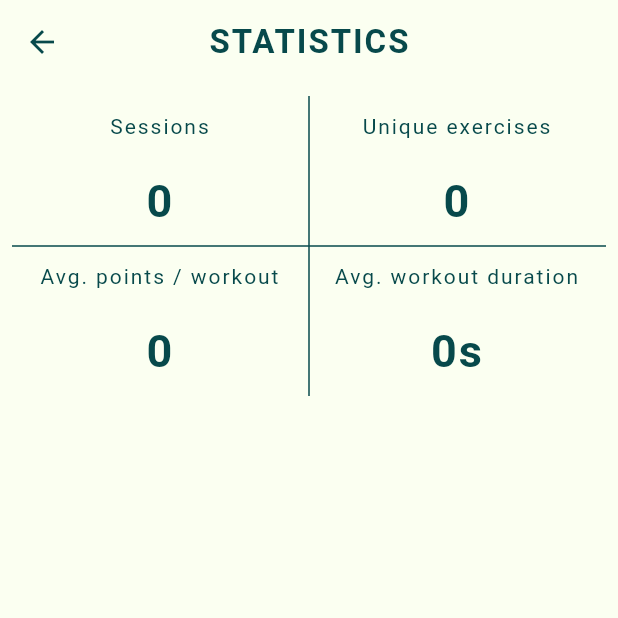
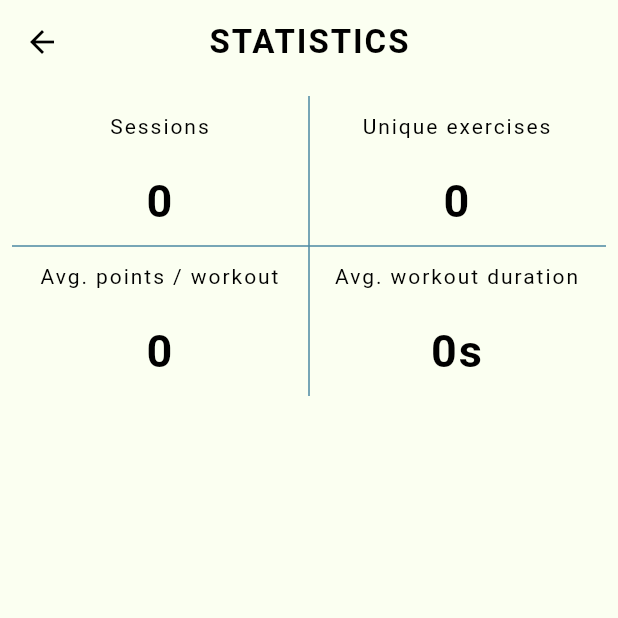
Before and after one commit to djock/fit-cards, a Flutter app: the AppScreen screen opened directly, after a tap on "Statistics", on a phone screen of 412 x 824 dp, the top half of it. Run offline on Flutter 3.47's test engine with Material 2 defaults, Android fonts, the phone set to English and light mode, and no system bars; our stand-ins replace assets_audio_player, confetti, firebase_auth, firebase_core, firebase_database, flutter_slidable and 7 more; accounts and stored records are empty; generated files the repository leaves out were written again; network calls fail; statements that could not run were skipped.

Commit message:
UI changes

```diff
--- a/lib/handlers/app_theme.dart
+++ b/lib/handlers/app_theme.dart
@@ -44,7 +44,7 @@ ThemeData appThemeLight() => ThemeData(
 
 class AppTheme {
   static TextStyle appBarStyle() {
-    return _textStyle(22, FontWeight.bold, Theme.of(Get.context).accentColor);
+    return _textStyle(22, FontWeight.bold, dynamicColor());
   }
 
   static TextStyle textWhiteBold24() {
@@ -53,27 +53,23 @@ class AppTheme {
   }
 
   static TextStyle textAccentNormal15() {
-    return _textStyle(15, FontWeight.normal, Theme.of(Get.context).accentColor);
+    return _textStyle(15, FontWeight.normal, dynamicColor());
   }
 
   static TextStyle textAccentBold15() {
-    return _textStyle(15, FontWeight.bold, Theme.of(Get.context).accentColor);
+    return _textStyle(15, FontWeight.bold, dynamicColor());
   }
 
   static TextStyle textAccentBold30() {
-    return _textStyle(30, FontWeight.bold, Theme.of(Get.context).accentColor);
+    return _textStyle(30, FontWeight.bold, dynamicColor());
   }
 
   static TextStyle customAccentText(FontWeight fontWeight, double fontSize) {
-    return _textStyle(fontSize, fontWeight, Theme.of(Get.context).accentColor);
+    return _textStyle(fontSize, fontWeight, dynamicColor());
   }
 
   static TextStyle customDarkText(FontWeight fontWeight, double fontSize) {
     return _textStyle(fontSize, fontWeight, AppColors.canvasColorDark);
-  }
-
-  static Color dynamicColor() {
-    return Theme.of(Get.context).accentColor;
   }
 
   static TextStyle _textStyle(
@@ -105,4 +101,7 @@ class AppTheme {
   static Color countDownTimerColor() => Theme.of(Get.context)
       .primaryColorDark
       .withOpacity(Get.isDarkMode ? 0.6 : 0.85);
+
+  static Color dynamicColor() =>
+      Get.isDarkMode ? AppColors.colorWhite : Colors.black;
 }
--- a/lib/screens/app_screen.dart
+++ b/lib/screens/app_screen.dart
@@ -1,7 +1,7 @@
 import 'package:fitcards/handlers/app_state_handler.dart';
+import 'package:fitcards/handlers/app_theme.dart';
 import 'package:fitcards/screens/home_screen.dart';
 import 'package:fitcards/screens/settings_screen.dart';
-import 'package:fitcards/screens/stats_screen.dart';
 import 'package:fitcards/screens/workout_screens/workout_screen.dart';
 import 'package:fitcards/screens/workout_screens/workout_tabata_screen.dart';
 import 'package:fitcards/utilities/app_colors.dart';
@@ -69,7 +69,7 @@ class _AppScreenState extends State<AppScreen> {
             body: _screens.elementAt(_selectedIndex),
             bottomNavigationBar: _navigationDrawer,
             floatingActionButton: FloatingActionButton(
-                backgroundColor: AppColors.inactiveGrey,
+                backgroundColor: Theme.of(Get.context).accentColor,
                 child: FaIcon(
                   FontAwesomeIcons.running,
                   color: Theme.of(Get.context).canvasColor,
@@ -86,6 +86,7 @@ class _AppScreenState extends State<AppScreen> {
   Widget get _navigationDrawer {
     return Container(
       child: BottomAppBar(
+
           color: Theme.of(Get.context).canvasColor,
           elevation: 15,
           shape: CircularNotchedRectangle(),
@@ -98,7 +99,7 @@ class _AppScreenState extends State<AppScreen> {
                   icon: FaIcon(
                     FontAwesomeIcons.chartBar,
                     color: _selectedIndex == 0
-                        ? Theme.of(Get.context).accentColor
+                        ? AppTheme.dynamicColor()
                         : AppColors.inactiveGrey,
                   ),
                   onPressed: () {
@@ -111,7 +112,7 @@ class _AppScreenState extends State<AppScreen> {
                 child: IconButton(
                   icon: FaIcon(FontAwesomeIcons.cog,
                       color: _selectedIndex == 1
-                          ? Theme.of(Get.context).accentColor
+                          ? AppTheme.dynamicColor()
                           : AppColors.inactiveGrey),
                   onPressed: () {
                     _onItemTapped(1);
--- a/lib/screens/home_screen.dart
+++ b/lib/screens/home_screen.dart
@@ -33,7 +33,7 @@ class _HomeScreenState extends State<HomeScreen> {
   Widget _buildHeader() {
     return Container(
       decoration: BoxDecoration(
-          color: Theme.of(Get.context).canvasColor,
+        color: Colors.grey.withOpacity(0.1),
         borderRadius: BorderRadius.circular(8.0),
       ),
       child: Padding(
--- a/lib/screens/leaderboard_screen.dart
+++ b/lib/screens/leaderboard_screen.dart
@@ -3,8 +3,8 @@ import 'package:fitcards/handlers/firebase_database_handler.dart';
 import 'package:fitcards/utilities/app_colors.dart';
 import 'package:fitcards/utilities/app_localizations.dart';
 import 'package:fitcards/widgets/custom_app_bar.dart';
+import 'package:fitcards/widgets/safe_screen.dart';
 import 'package:fitcards/widgets/slidable_list_item.dart';
-import 'package:fitcards/widgets/safe_screen.dart';
 import 'package:flutter/material.dart';
 
 class LeaderBoardScreen extends StatefulWidget {
--- a/lib/screens/settings_screen.dart
+++ b/lib/screens/settings_screen.dart
@@ -25,7 +25,7 @@ class _SettingsScreenState extends State<SettingsScreen> {
   @override
   Widget build(BuildContext context) {
     return SafeScreen(
-      appBar: CustomAppBar.buildNormal(AppLocalizations.settings),
+      appBar: CustomAppBar.buildEmpty(),
       body: Stack(
         children: [
           Padding(
@@ -40,7 +40,7 @@ class _SettingsScreenState extends State<SettingsScreen> {
                       child: Column(
                         crossAxisAlignment: CrossAxisAlignment.start,
                         children: <Widget>[
-//                          _buildSectionHeader(AppLocalizations.settings),
+                          _buildSectionHeader(AppLocalizations.settings),
 //                          _buildSectionListItem(
 //                              AppLocalizations.nightMode,
 //                              FontAwesomeIcons.adjust,
--- a/lib/screens/workout_screens/workout_log_details_screen.dart
+++ b/lib/screens/workout_screens/workout_log_details_screen.dart
@@ -3,8 +3,8 @@ import 'package:fitcards/models/workout_log_model.dart';
 import 'package:fitcards/utilities/app_localizations.dart';
 import 'package:fitcards/utilities/utils.dart';
 import 'package:fitcards/widgets/custom_app_bar.dart';
+import 'package:fitcards/widgets/safe_screen.dart';
 import 'package:fitcards/widgets/slidable_list_item.dart';
-import 'package:fitcards/widgets/safe_screen.dart';
 import 'package:flutter/material.dart';
 
 class WorkoutLogDetailsScreen extends StatelessWidget {
--- a/lib/screens/workout_screens/workout_tabata_screen.dart
+++ b/lib/screens/workout_screens/workout_tabata_screen.dart
@@ -281,9 +281,6 @@ class _WorkoutTabataScreenState extends State<WorkoutTabataScreen>
   }
 
   void _onOpenFilters() {
-    _openExercisesList();
-    return;
-
     showDialog(
         context: context,
         builder: (BuildContext context) {
@@ -306,7 +303,8 @@ class _WorkoutTabataScreenState extends State<WorkoutTabataScreen>
           return ExercisesListModal(
             workoutController: _workoutController,
             callback: () => setState(() {
-              var dummyExercise = new ExerciseModel(name: AppLocalizations.exercise, id: -1, points: 0);
+              var dummyExercise = new ExerciseModel(
+                  name: AppLocalizations.exercise, id: -1, points: 0);
               _workoutController.exercises.insert(0, dummyExercise);
             }),
           );
--- a/lib/screens/workout_screens/workouts_log_screen.dart
+++ b/lib/screens/workout_screens/workouts_log_screen.dart
@@ -5,8 +5,8 @@ import 'package:fitcards/screens/workout_screens/workout_log_details_screen.dart
 import 'package:fitcards/utilities/app_localizations.dart';
 import 'package:fitcards/utilities/utils.dart';
 import 'package:fitcards/widgets/custom_app_bar.dart';
+import 'package:fitcards/widgets/safe_screen.dart';
 import 'package:fitcards/widgets/slidable_list_item.dart';
-import 'package:fitcards/widgets/safe_screen.dart';
 import 'package:flutter/material.dart';
 import 'package:get/get.dart';
 
--- a/lib/utilities/app_colors.dart
+++ b/lib/utilities/app_colors.dart
@@ -10,12 +10,17 @@ class AppColors {
 
   // main app color (eg: appbar)
   static const canvasColorLight = Color(0xffFBFFF1);
-  static const canvasColorDark = Color(0xff2F2C52);
+  static const colorWhite = Color(0xffEBEBEB);
 
+//  static const canvasColorDark = Color(0xff2F2C52);
+  static const canvasColorDark = Color(0xff0A0A0A);
 //  static const canvasColorDark = Color(0xff1D1B35);
 
-  static const accentColorDark = Color(0xff79E7BD);
-  static const accentColorLight = Color(0xff07494B);
+//  static const accentColorDark = Color(0xff79E7BD);
+//  static const accentColorLight = Color(0xff07494B);
+
+  static const accentColorDark = Color(0xff4B88A2);
+  static const accentColorLight = Color(0xff4B88A2);
 
   static const exerciseCardColor = Color(0xff659B5E);
   static const schemeCardColor = Color(0xffCE4257);
--- a/lib/utilities/app_localizations.dart
+++ b/lib/utilities/app_localizations.dart
@@ -56,7 +56,8 @@ class AppLocalizations {
   static String cancel = 'Cancel';
   static String continueText = 'Continue';
   static String closeAppSubtitle = 'Are you sure you want to close the app?';
-  static String closeWorkoutSubtitle = 'Are you sure you want to close the app?';
+  static String closeWorkoutSubtitle =
+      'Are you sure you want to close the app?';
 
   static String noWorkoutsText = 'You currently did not complete any workout';
   static String refresh = 'REFRESH';
--- a/lib/widgets/custom_app_bar.dart
+++ b/lib/widgets/custom_app_bar.dart
@@ -13,7 +13,7 @@ class CustomAppBar {
       backgroundColor: Theme.of(Get.context).canvasColor,
       elevation: elevation,
       iconTheme: IconThemeData(
-          color: Theme.of(Get.context).accentColor, size: iconSize),
+          color: AppTheme.dynamicColor(), size: iconSize),
       actions: actions,
       title: Text(
         text.toUpperCase(),
@@ -47,7 +47,7 @@ class CustomAppBar {
         backgroundColor: Theme.of(Get.context).canvasColor,
         elevation: elevation,
         iconTheme: IconThemeData(
-          color: Theme.of(Get.context).accentColor,
+          color: AppTheme.dynamicColor(),
         ),
         title: Text(
           text.toUpperCase(),
@@ -98,7 +98,7 @@ class CustomAppBar {
         backgroundColor: Theme.of(Get.context).canvasColor,
         elevation: 0,
         iconTheme: IconThemeData(
-          color: Theme.of(Get.context).accentColor,
+          color: AppTheme.dynamicColor(),
         ),
         centerTitle: false,
       );
@@ -107,7 +107,7 @@ class CustomAppBar {
         backgroundColor: Colors.black.withOpacity(0.3),
         elevation: 0,
         iconTheme: IconThemeData(
-      color: Theme.of(Get.context).accentColor,
+          color: AppTheme.dynamicColor(),
         ),
         centerTitle: false,
       );
@@ -140,8 +140,12 @@ class CustomAppBar {
         automaticallyImplyLeading: true,
       );
 
-  static PreferredSizeWidget buildWorkout(int duration, timerType timerType,
-          Function timerCallback, Function buttonCallback, WorkoutController workoutController) =>
+  static PreferredSizeWidget buildWorkout(
+          int duration,
+          timerType timerType,
+          Function timerCallback,
+          Function buttonCallback,
+          WorkoutController workoutController) =>
       AppBar(
         elevation: 0.0,
         backgroundColor: Theme.of(Get.context).canvasColor,
--- a/lib/widgets/list_item.dart
+++ b/lib/widgets/list_item.dart
@@ -18,6 +18,11 @@ class ListItem extends StatelessWidget {
   @override
   Widget build(BuildContext context) {
     return Container(
+      margin: EdgeInsets.only(bottom: 10),
+      decoration: BoxDecoration(
+        color: Colors.grey.withOpacity(0.1),
+        borderRadius: BorderRadius.circular(8.0),
+      ),
       padding: const EdgeInsets.all(8.0),
       child: Column(
         children: <Widget>[
```
Also changed, not shown: lib/widgets/exercises_list_modal.dart (+15 -12 lines), lib/widgets/timer_widget.dart (+8 -2 lines), lib/screens/workout_screens/workout_screen.dart (indentation only), lib/widgets/reordable_list_item.dart (indentation only). Lines whose indentation alone changed are shown as unchanged.
